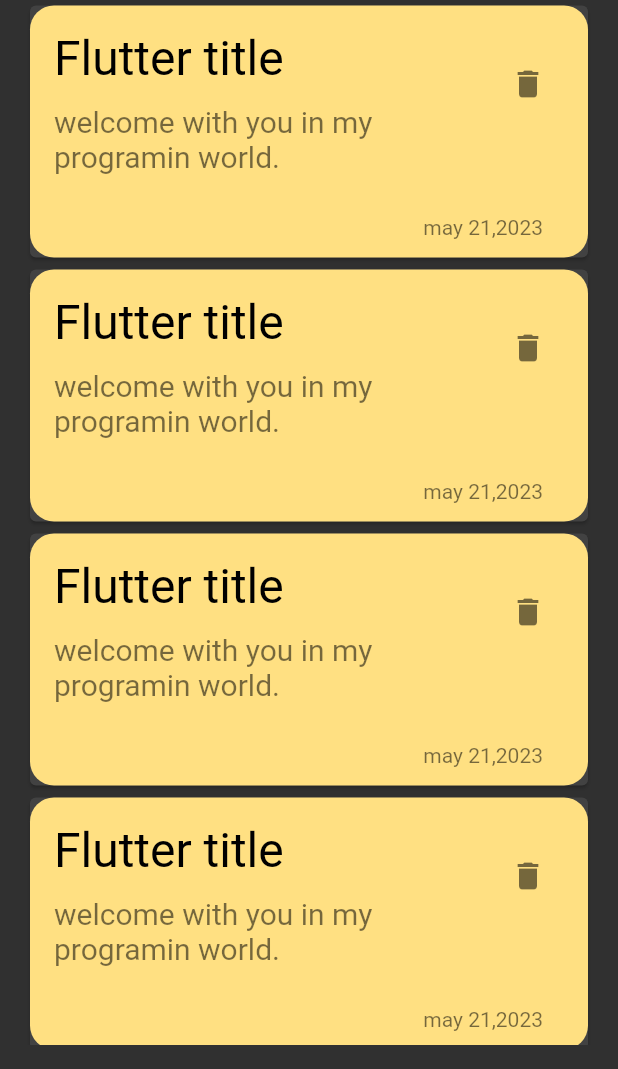
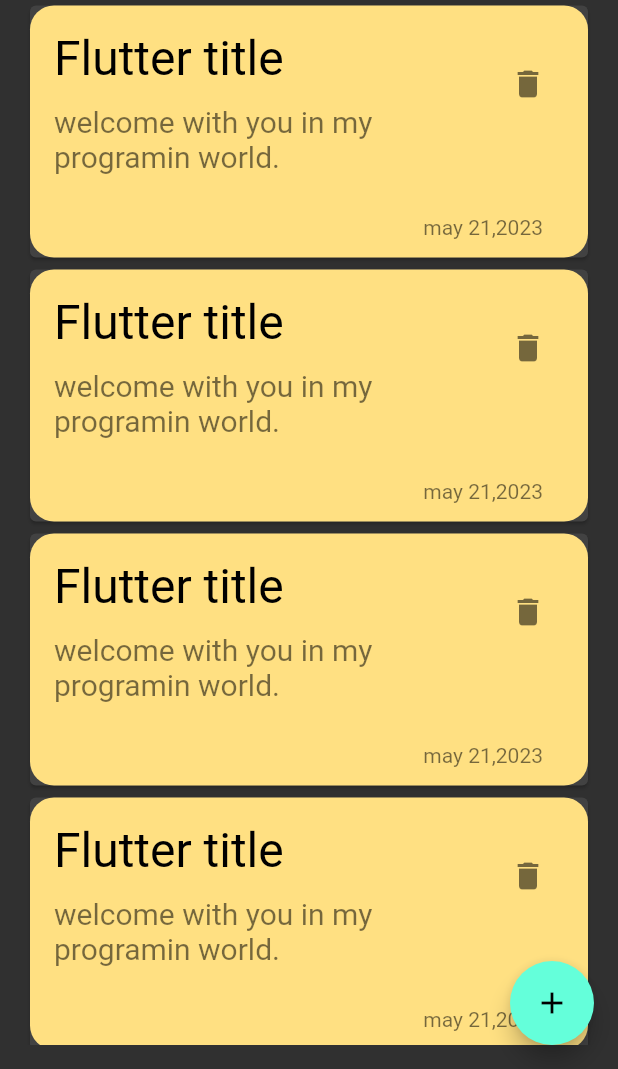
Before and after one commit to MuhammedGhazi/my_notes, a Flutter app: the screen it shows after launch, on a phone screen of 412 x 824 dp, the part 167-1236 px from its top. Run offline on Flutter 3.47's test engine with Material 2 defaults, Android fonts, the phone set to English and light mode, and no system bars.

Commit message:
add floating action button

```diff
--- a/lib/features/home/presentaion/views/notes_view.dart
+++ b/lib/features/home/presentaion/views/notes_view.dart
@@ -6,8 +6,10 @@ class NotesView extends StatelessWidget {
 
   @override
   Widget build(BuildContext context) {
-    return const Scaffold(
-      body: NotesViewBody(),
+    return Scaffold(
+      body: const NotesViewBody(),
+      floatingActionButton:
+          FloatingActionButton(onPressed: () {}, child: const Icon(Icons.add)),
     );
   }
 }
```
